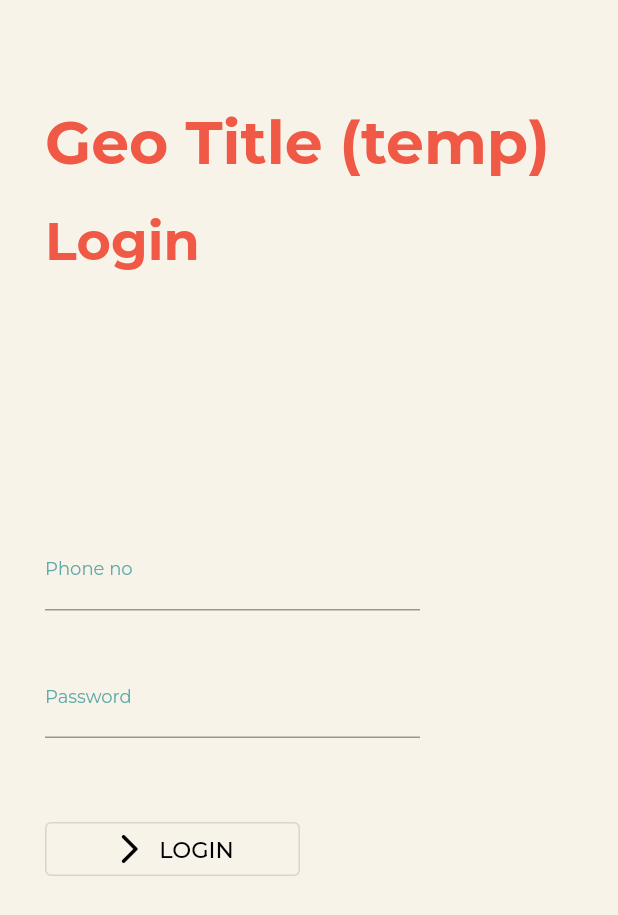
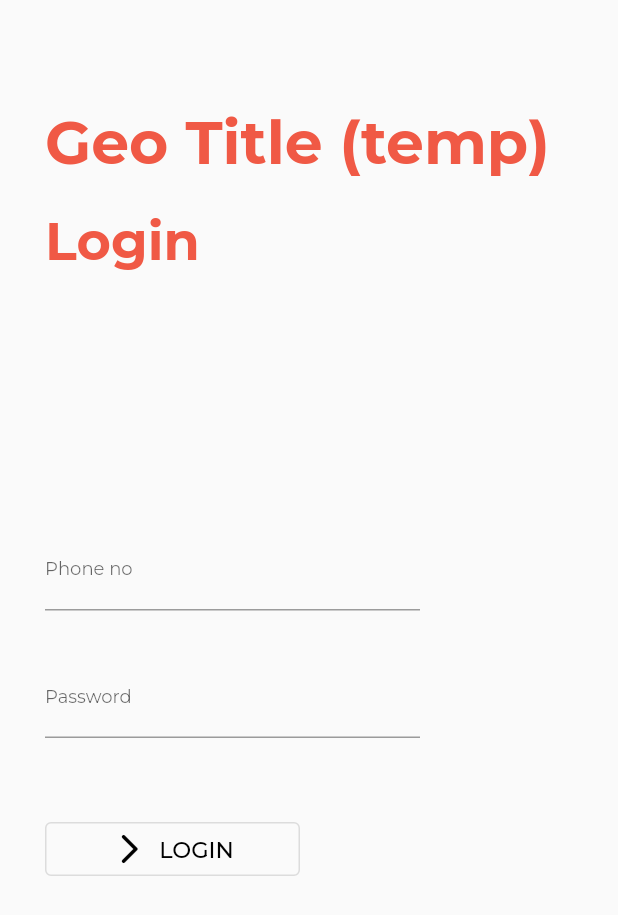
Before and after one commit to TheCraftOfCode/GeoSpatial, a Flutter app: the screen it shows after launch, on a phone screen of 412 x 824 dp. Shown: the top 915 px of the screen. Run offline on Flutter 3.47's test engine with Material 2 defaults, Android fonts, the phone set to English and light mode, and no system bars; our stand-ins replace flutter_svg, google_fonts.

Commit message:
Changes to Dart Files

```diff
--- a/lib/Screens/Login.dart
+++ b/lib/Screens/Login.dart
@@ -8,10 +8,7 @@ class Login extends StatelessWidget {
 
   @override
   Widget build(BuildContext context) {
-    return MaterialApp(
-      theme: Globals.theme,
-      debugShowCheckedModeBanner: false,
-      home: Scaffold(
+      return Scaffold(
         body: Stack(children: [
           SingleChildScrollView(
             child: Column(
@@ -88,7 +85,6 @@ class Login extends StatelessWidget {
             ),
           )
         ]),
-      ),
     );
   }
 }
```
Also changed, not shown: lib/Screens/Home.dart (+8 -10 lines), lib/Screens/IndividualDataCollection.dart (+12 -6 lines).
